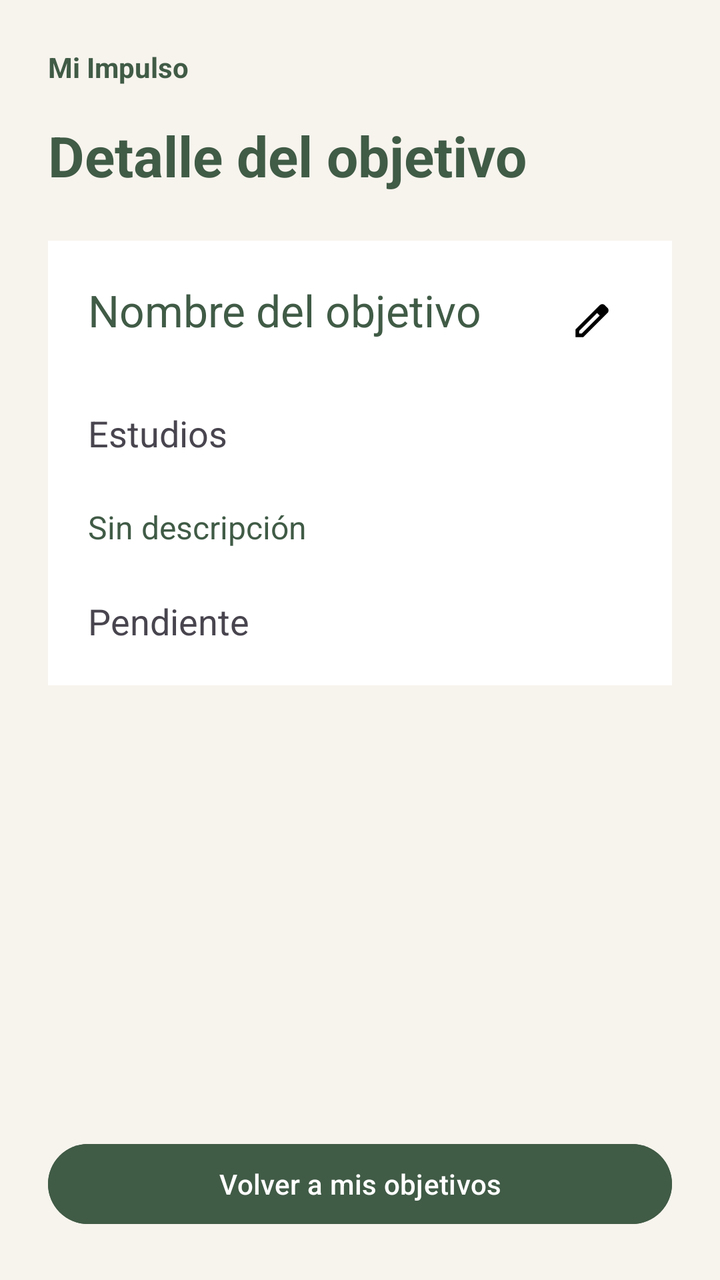
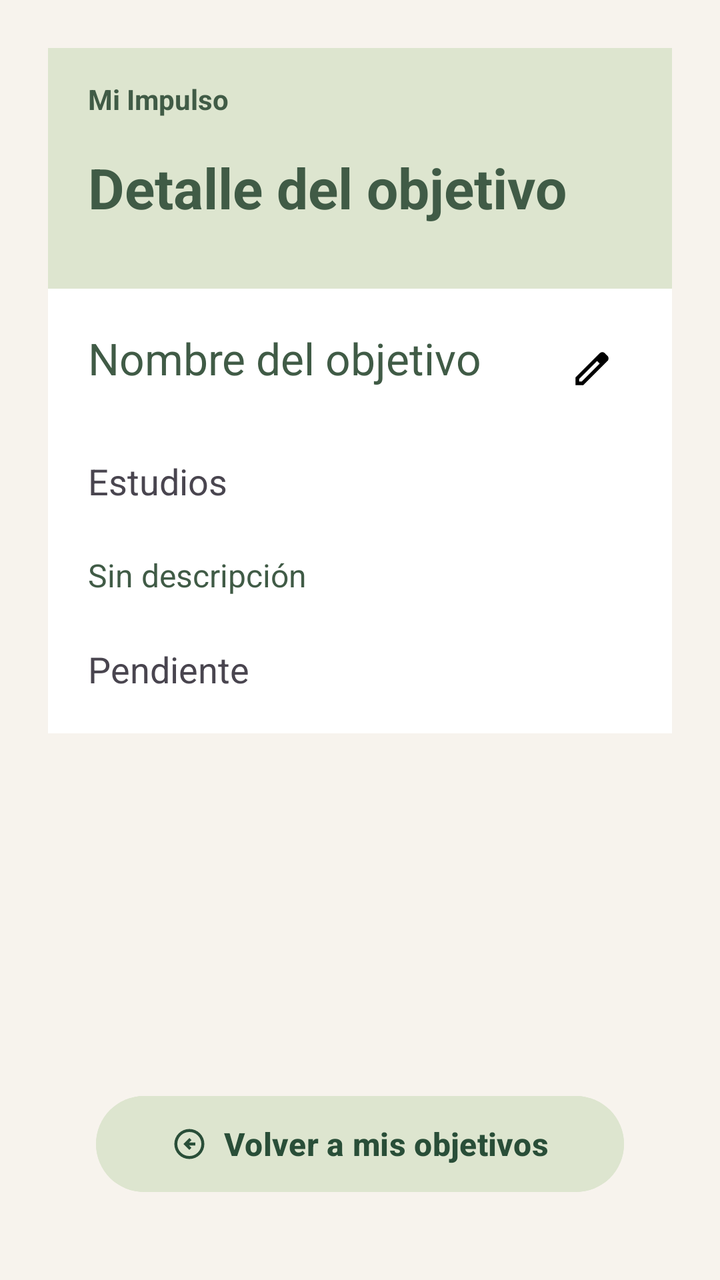

The first picture is an Android layout as it rendered before a commit; the second is the same layout after the commit. The layout source and the unified diff follow.
<!-- AndroidManifest.xml: application theme Theme.MiImpulso -->
<!-- res/layout/activity_detalle_objetivo.xml -->
<?xml version="1.0" encoding="utf-8"?>
<androidx.constraintlayout.widget.ConstraintLayout
    xmlns:android="http://schemas.android.com/apk/res/android"
    xmlns:app="http://schemas.android.com/apk/res-auto"
    android:id="@+id/main"
    android:layout_width="match_parent"
    android:layout_height="match_parent"
    android:padding="24dp"
    android:background="@color/impulso_fondo">

    <LinearLayout
        android:layout_width="0dp"
        android:layout_height="0dp"
        android:orientation="vertical"
        app:layout_constraintTop_toTopOf="parent"
        app:layout_constraintBottom_toBottomOf="parent"
        app:layout_constraintStart_toStartOf="parent"
        app:layout_constraintEnd_toEndOf="parent" >

        <TextView
        android:layout_width="match_parent"
        android:layout_height="wrap_content"
        android:text="Mi Impulso"
        android:textSize="14sp"
        android:textStyle="bold"
        android:textColor="@color/impulso_verde" />

        <TextView
            android:layout_width="match_parent"
            android:layout_height="wrap_content"
            android:text="Detalle del objetivo"
            android:textSize="28sp"
            android:textStyle="bold"
            android:textColor="@color/impulso_verde"
            android:layout_marginTop="16dp"
            android:layout_marginBottom="24dp"/>

        <LinearLayout
            android:layout_width="match_parent"
            android:layout_height="wrap_content"
            android:orientation="vertical"
            android:padding="20dp"
            android:background="@color/impulso_blanco">

            <LinearLayout
                android:layout_width="match_parent"
                android:layout_height="wrap_content"
                android:orientation="horizontal"
                android:layout_gravity="center_vertical">

                <TextView
                    android:id="@+id/txtDetalleTitulo"
                    android:layout_width="0dp"
                    android:layout_height="wrap_content"
                    android:layout_weight="1"
                    android:text="Nombre del objetivo"
                    android:textSize="22sp"
                    android:textColor="@color/impulso_verde" />

                <ImageView
                    android:id="@+id/btnEditarObjetivo"
                    android:layout_width="40dp"
                    android:layout_height="40dp"
                    android:src="@drawable/ic_editar"
                   android:padding="9dp"
                    android:contentDescription="Editar objetivo"
                    android:clickable="true"
                    android:focusable="true"/>

            </LinearLayout>


            <TextView
                android:id="@+id/txtDetalleCategoria"
                android:layout_width="match_parent"
                android:layout_height="wrap_content"
                android:text="Estudios"
                android:textSize="18sp"
                android:layout_marginTop="24dp"/>

            <TextView
                android:id="@+id/txtDetalleDescripcion"
                android:layout_width="match_parent"
                android:layout_height="wrap_content"
                android:text="Sin descripción"
                android:textSize="16sp"
                android:textColor="@color/impulso_verde"
                android:layout_marginTop="24dp"/>


            <TextView
                android:id="@+id/txtDetalleEstado"
                android:layout_width="match_parent"
                android:layout_height="wrap_content"
                android:text="Pendiente"
                android:textSize="18sp"
                android:layout_marginTop="24dp"/>

        </LinearLayout>

    <Space
        android:layout_width="match_parent"
        android:layout_height="0dp"
        android:layout_weight="1"/>

    <Button
        android:id="@+id/btnVolverObjetivos"
        android:layout_width="match_parent"
        android:layout_height="wrap_content"
        android:text="Volver a mis objetivos"
        android:backgroundTint="@color/impulso_verde"
        android:textColor="@color/impulso_blanco"/>

    </LinearLayout>

</androidx.constraintlayout.widget.ConstraintLayout>
<!-- resources referenced by this layout -->
<resources>
  <color name="impulso_blanco">#FFFFFFFF</color>
  <color name="impulso_fondo">#F7F3ED</color>
  <color name="impulso_verde">#405B46</color>
  <!-- drawable ic_editar (drawable) -->
  <vector xmlns:android="http://schemas.android.com/apk/res/android" android:height="24dp" android:tint="#000000" android:viewportHeight="960" android:viewportWidth="960" android:width="24dp">
        
      <path android:fillColor="@android:color/white" android:pathData="M200,760L257,760L648,369L591,312L200,703L200,760ZM120,840L120,670L648,143Q660,132 674.5,126Q689,120 705,120Q721,120 736,126Q751,132 762,144L817,200Q829,211 834.5,226Q840,241 840,256Q840,272 834.5,286.5Q829,301 817,313L290,840L120,840ZM760,256L760,256L704,200L704,200L760,256ZM619,341L591,312L591,312L648,369L648,369L619,341Z"/>
      
  </vector>
  <style name="Theme.MiImpulso" parent="Base.Theme.MiImpulso" />
  <style name="Base.Theme.MiImpulso" parent="Theme.Material3.DayNight.NoActionBar">
          
          
      </style>
</resources>

<!-- the commit's change to res/layout/activity_detalle_objetivo.xml (unified diff, before → after) -->
@@ -17,23 +17,42 @@
         app:layout_constraintStart_toStartOf="parent"
         app:layout_constraintEnd_toEndOf="parent" >
 
-        <TextView
-        android:layout_width="match_parent"
-        android:layout_height="wrap_content"
-        android:text="Mi Impulso"
-        android:textSize="14sp"
-        android:textStyle="bold"
-        android:textColor="@color/impulso_verde" />
 
-        <TextView
+        <LinearLayout
+            android:id="@+id/fondoEncabezado"
             android:layout_width="match_parent"
             android:layout_height="wrap_content"
-            android:text="Detalle del objetivo"
-            android:textSize="28sp"
-            android:textStyle="bold"
-            android:textColor="@color/impulso_verde"
-            android:layout_marginTop="16dp"
-            android:layout_marginBottom="24dp"/>
+            android:orientation="vertical"
+            android:paddingTop="16dp"
+            android:paddingBottom="8dp"
+            android:background="@color/impulso_icono_estudios">
+
+            <TextView
+                android:id="@+id/txtMiImpulso"
+                android:layout_width="match_parent"
+                android:layout_height="wrap_content"
+                android:text="Mi Impulso"
+                android:textSize="14sp"
+                android:textStyle="bold"
+                android:textColor="@color/impulso_verde"
+                android:layout_marginStart="20dp"
+                android:layout_marginEnd="20dp"/>
+
+            <TextView
+                android:id="@+id/txtEncabezadoDetalle"
+                android:layout_width="match_parent"
+                android:layout_height="wrap_content"
+                android:text="Detalle del objetivo"
+                android:textSize="28sp"
+                android:textStyle="bold"
+                android:textColor="@color/impulso_verde"
+                android:layout_marginTop="16dp"
+                android:layout_marginBottom="24dp"
+                android:layout_marginStart="20dp"
+                android:layout_marginEnd="20dp"/>
+
+
+        </LinearLayout>
 
         <LinearLayout
             android:layout_width="match_parent"
@@ -103,13 +122,25 @@
         android:layout_height="0dp"
         android:layout_weight="1"/>
 
-    <Button
+    <com.google.android.material.button.MaterialButton
         android:id="@+id/btnVolverObjetivos"
         android:layout_width="match_parent"
-        android:layout_height="wrap_content"
+        android:layout_height="56dp"
+        android:layout_marginStart="24dp"
+        android:layout_marginEnd="24dp"
+        android:layout_marginBottom="16dp"
         android:text="Volver a mis objetivos"
-        android:backgroundTint="@color/impulso_verde"
-        android:textColor="@color/impulso_blanco"/>
+        android:textAllCaps="false"
+        android:textStyle="bold"
+        android:textSize="16sp"
+        android:textColor="@color/impulso_texto_estudios"
+        android:backgroundTint="@color/impulso_icono_estudios"
+        app:cornerRadius="28dp"
+        app:icon="@drawable/ic_flecha_left"
+        app:iconTint="@color/impulso_texto_estudios"
+        app:iconPadding="8dp"
+        app:iconGravity="textStart"/>
+
 
     </LinearLayout>
 
<!-- resource entries referenced after the edit -->
@@ -2,11 +2,19 @@
 <resources>
   <color name="impulso_blanco">#FFFFFFFF</color>
   <color name="impulso_fondo">#F7F3ED</color>
+  <color name="impulso_icono_estudios">#DDE5CF</color>
+  <color name="impulso_texto_estudios">#294E38</color>
   <color name="impulso_verde">#405B46</color>
   <!-- drawable ic_editar (drawable) -->
   <vector xmlns:android="http://schemas.android.com/apk/res/android" android:height="24dp" android:tint="#000000" android:viewportHeight="960" android:viewportWidth="960" android:width="24dp">
         
       <path android:fillColor="@android:color/white" android:pathData="M200,760L257,760L648,369L591,312L200,703L200,760ZM120,840L120,670L648,143Q660,132 674.5,126Q689,120 705,120Q721,120 736,126Q751,132 762,144L817,200Q829,211 834.5,226Q840,241 840,256Q840,272 834.5,286.5Q829,301 817,313L290,840L120,840ZM760,256L760,256L704,200L704,200L760,256ZM619,341L591,312L591,312L648,369L648,369L619,341Z"/>
+      
+  </vector>
+  <!-- drawable ic_flecha_left (drawable) -->
+  <vector xmlns:android="http://schemas.android.com/apk/res/android" android:autoMirrored="true" android:height="24dp" android:tint="#000000" android:viewportHeight="960" android:viewportWidth="960" android:width="24dp">
+        
+      <path android:fillColor="@android:color/white" android:pathData="M480,640L536,584L472,520L640,520L640,440L472,440L536,376L480,320L320,480L480,640ZM480,880Q397,880 324,848.5Q251,817 197,763Q143,709 111.5,636Q80,563 80,480Q80,397 111.5,324Q143,251 197,197Q251,143 324,111.5Q397,80 480,80Q563,80 636,111.5Q709,143 763,197Q817,251 848.5,324Q880,397 880,480Q880,563 848.5,636Q817,709 763,763Q709,817 636,848.5Q563,880 480,880ZM480,800Q614,800 707,707Q800,614 800,480Q800,346 707,253Q614,160 480,160Q346,160 253,253Q160,346 160,480Q160,614 253,707Q346,800 480,800ZM480,480Q480,480 480,480Q480,480 480,480Q480,480 480,480Q480,480 480,480Q480,480 480,480Q480,480 480,480Q480,480 480,480Q480,480 480,480Z"/>
       
   </vector>
   <style name="Theme.MiImpulso" parent="Base.Theme.MiImpulso" />
